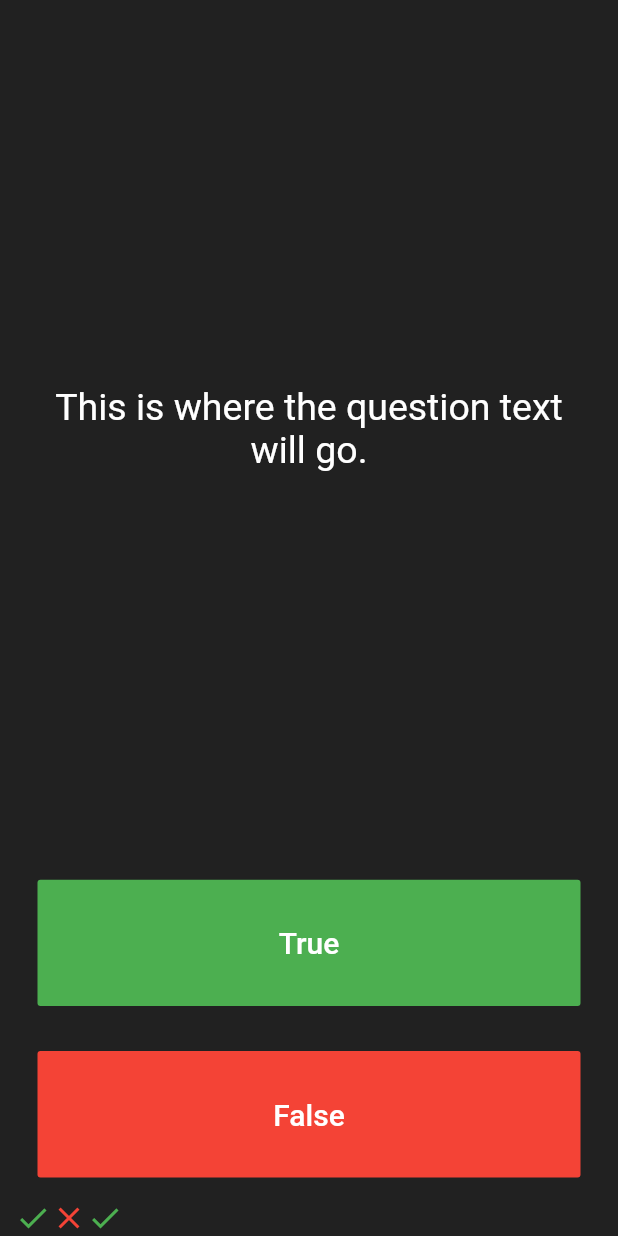
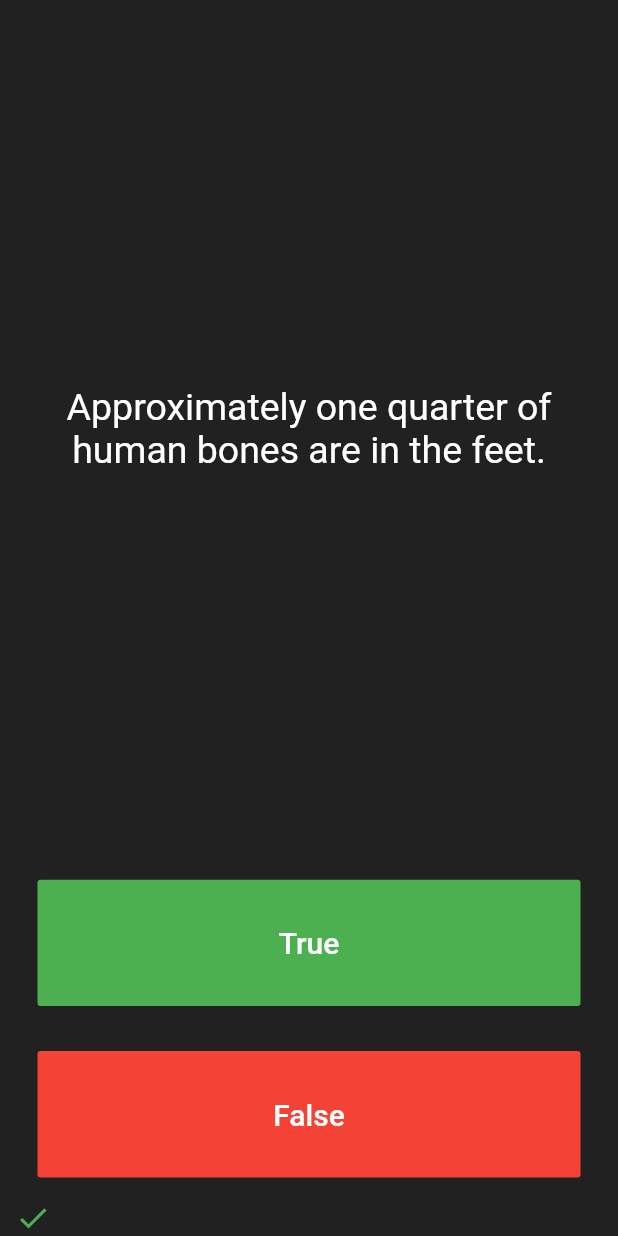
Before and after one commit to GabrielMattos/The-Complete-Flutter-Development-Bootcamp-with-Dart, a Flutter app: the screen it shows after launch, after a tap on "True", on a phone screen of 412 x 824 dp. Run offline on Flutter 3.47's test engine with Material 2 defaults, Android fonts, the light colour scheme and no system bars; our stand-ins replace audioplayers.

Commit message:
4. Displaying the Questions

```diff
--- a/10. Quizzler -Modularising e Organising Flutter Code/quizzler_flutter/lib/main.dart
+++ b/10. Quizzler -Modularising e Organising Flutter Code/quizzler_flutter/lib/main.dart
@@ -25,16 +25,16 @@
 }
 
 class _QuizPageState extends State<QuizPage> {
-  List<Icon> scoreKeeper = [
-    Icon(
-      Icons.check,
-      color: Colors.green,
-    ),
-    Icon(
-      Icons.close,
-      color: Colors.red,
-    ),
+  List<Icon> scoreKeeper = [];
+
+  List<String> questions =
+  [
+    'You can lead a cow down stairs but not up stairs.',
+    'Approximately one quarter of human bones are in the feet.',
+    'A slug\'s blood is green.'
   ];
+
+  int questionNumber = 0;
 
   @override
   Widget build(BuildContext context) {
@@ -48,7 +48,7 @@
             padding: EdgeInsets.all(10.0),
             child: Center(
               child: Text(
-                'This is where the question text will go.',
+                questions[questionNumber],
                 textAlign: TextAlign.center,
                 style: TextStyle(
                   fontSize: 25.0,
@@ -74,6 +74,7 @@
               onPressed: () {
                 //The user picked true.
                 setState(() {
+                  questionNumber++;
                   scoreKeeper.add(
                     Icon(Icons.check, color: Colors.green),
                   );
@@ -97,11 +98,11 @@
               onPressed: () {
                 //The user picked false.
                 setState(() {
+                  questionNumber++;
                   scoreKeeper.add(
                     Icon(Icons.close, color: Colors.red),
                   );
                 });
-
               },
             ),
           ),
```
